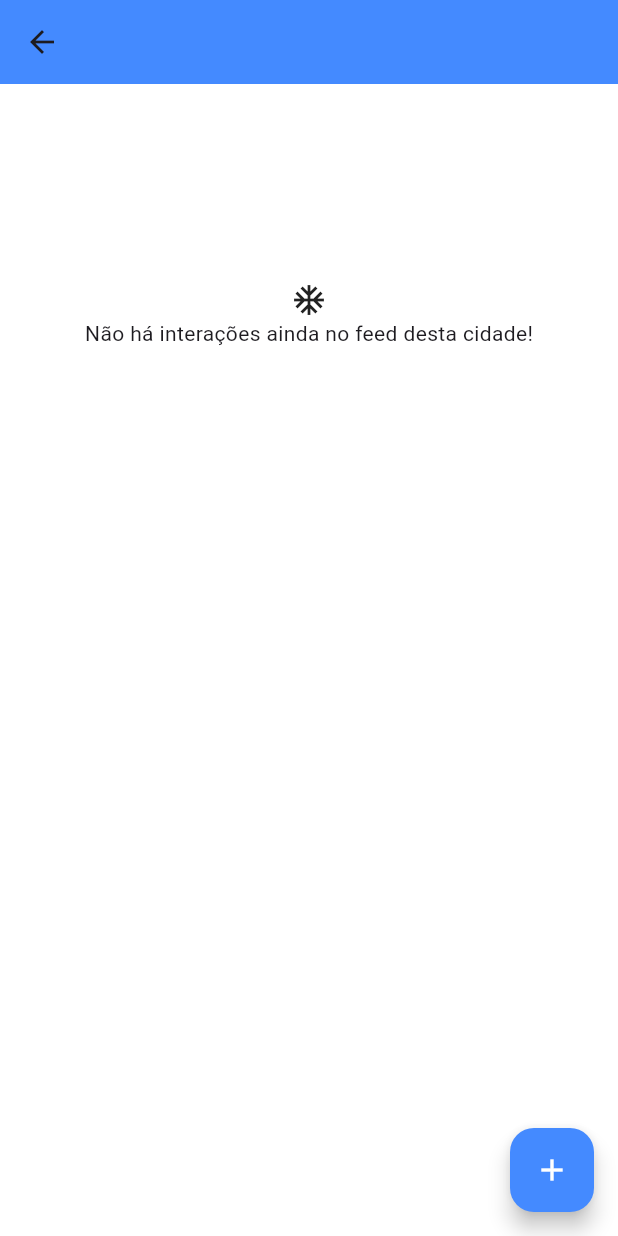
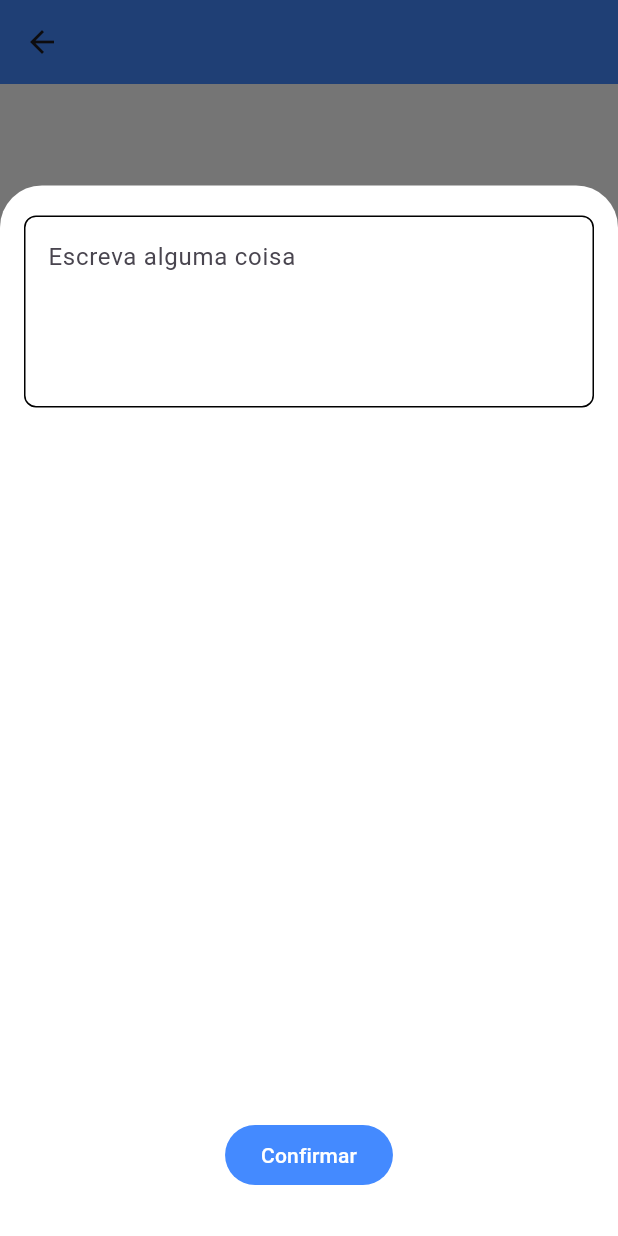
Before and after one commit to SimpleWeather/simple-weather-mobile-app, a Flutter app: the CityFeedPage screen opened directly with empty values, after a tap on the "add" icon, on a phone screen of 412 x 824 dp. Run offline on Flutter 3.47's test engine with Material 3 defaults, Android fonts, the phone set to English and light mode, and no system bars; our stand-ins replace dartz, equatable, flutter_bloc, flutter_modular, shared_preferences, supabase_flutter; accounts and stored records are empty; network calls fail.

Commit message:
feat: Criando postagem no feed

```diff
--- a/lib/modules/city_feed/city_feed_module.dart
+++ b/lib/modules/city_feed/city_feed_module.dart
@@ -2,6 +2,7 @@ import 'package:flutter_modular/flutter_modular.dart';
 import 'package:http/http.dart';
 
 import 'domain/repositories/city_feed_repository.dart';
+import 'domain/usecases/create_city_feed_interaction.dart';
 import 'domain/usecases/get_city_feed_interactions.dart';
 import 'domain/usecases/get_city_weather.dart';
 import 'external/datasources/city_feed_datasource_impl.dart';
@@ -33,6 +34,10 @@ class CityFeedModule extends Module {
       GetCityFeedInteractionsImpl.new,
     );
 
+    i.add<CreateCityFeedInteraction>(
+      CreateCityFeedInteractionImpl.new,
+    );
+
     super.binds(i);
   }
 
--- /dev/null
+++ b/lib/modules/city_feed/domain/models/new_city_feed_interaction.dart
@@ -0,0 +1,20 @@
+class NewCityFeedInteraction {
+  final int cityId;
+  final String content;
+
+  NewCityFeedInteraction({
+    required this.cityId,
+    required this.content,
+  });
+
+  Map<String, dynamic> toMap({
+    required String creatorId,
+    required String creatorName,
+  }) =>
+      {
+        'creatorId': creatorId,
+        'creatorName': creatorName,
+        'cityId': cityId,
+        'content': content,
+      };
+}
--- a/lib/modules/city_feed/domain/repositories/city_feed_repository.dart
+++ b/lib/modules/city_feed/domain/repositories/city_feed_repository.dart
@@ -1,5 +1,6 @@
 import '../../../home/domain/models/city_weather.dart';
 import '../models/city_feed_interaction.dart';
+import '../models/new_city_feed_interaction.dart';
 
 abstract class CityFeedRepository {
   Future<CityWeather?> getCityWeather(
@@ -10,4 +11,8 @@ abstract class CityFeedRepository {
   Future<void> saveCityToFeed(CityWeather city);
 
   Future<CityFeedInteractionFetch> getCityFeedInteractions(int cityId);
+
+  Future<CityFeedInteraction?> createCityFeedInteraction(
+    NewCityFeedInteraction interaction,
+  );
 }
--- a/lib/modules/city_feed/infra/datasources/city_feed_datasource.dart
+++ b/lib/modules/city_feed/infra/datasources/city_feed_datasource.dart
@@ -1,5 +1,6 @@
 import '../../../home/domain/models/city_weather.dart';
 import '../../domain/models/city_feed_interaction.dart';
+import '../../domain/models/new_city_feed_interaction.dart';
 
 abstract class CityFeedDatasource {
   Future<CityWeather?> getCityWeather(
@@ -10,4 +11,8 @@ abstract class CityFeedDatasource {
   Future<void> saveCityToFeed(CityWeather city);
 
   Future<CityFeedInteractionFetch> getCityFeedInteractions(int cityId);
+
+  Future<CityFeedInteraction?> createCityFeedInteraction(
+    NewCityFeedInteraction interaction,
+  );
 }
--- a/lib/modules/city_feed/presenter/bloc/city_weather/city_feed_bloc.dart
+++ b/lib/modules/city_feed/presenter/bloc/city_weather/city_feed_bloc.dart
@@ -4,6 +4,8 @@ import 'package:flutter_modular/flutter_modular.dart';
 
 import '../../../../home/domain/models/city_weather.dart';
 import '../../../domain/models/city_feed_interaction.dart';
+import '../../../domain/models/new_city_feed_interaction.dart';
+import '../../../domain/usecases/create_city_feed_interaction.dart';
 import '../../../domain/usecases/get_city_feed_interactions.dart';
 import '../../../domain/usecases/get_city_weather.dart';
 import '../../../domain/usecases/save_city_to_feed.dart';
@@ -12,17 +14,24 @@ part 'city_feed_event.dart';
 part 'city_feed_state.dart';
 
 class CityFeedBloc extends Bloc<CityFeedEvent, CityFeedState> {
+  CityFeedInteractionFetch? _interactions;
+  CityWeather? _cityWeather;
+
   CityFeedBloc() : super(CityFeedInitialState()) {
     on<FetchCityWeatherEvent>(
       _fetchCityWeather,
     );
 
-    on<FetchCityFeedInteractionsEvent>(
-      _fetchCityFeedInteractions,
+    on<AddCityToFeedEvent>(
+      _addToFeed,
     );
 
-    on<AddCityToFeedEvent>(
-      _addToFeed,
+    on<FetchCityFeedInfoEvent>(
+      _fetchCityFeedInfo,
+    );
+
+    on<AddCityFeedInteraction>(
+      _addCityFeedInteraction,
     );
   }
 
@@ -44,23 +53,6 @@ class CityFeedBloc extends Bloc<CityFeedEvent, CityFeedState> {
     );
   }
 
-  Future<void> _fetchCityFeedInteractions(
-    FetchCityFeedInteractionsEvent event,
-    emit,
-  ) async {
-    emit(CityFeedLoadingState());
-
-    emit(
-      (await Modular.get<GetCityFeedInteractions>()(
-        event.cityId,
-      ))
-          .fold(
-        (exception) => CityFeedErrorState(exception.toString()),
-        CityFeedSuccessState.new,
-      ),
-    );
-  }
-
   Future<void> _addToFeed(
     AddCityToFeedEvent event,
     emit,
@@ -77,4 +69,77 @@ class CityFeedBloc extends Bloc<CityFeedEvent, CityFeedState> {
       ),
     );
   }
+
+  Future<void> _fetchCityFeedInfo(
+    FetchCityFeedInfoEvent event,
+    emit,
+  ) async {
+    emit(CityFeedLoadingState());
+
+    final cityWeather = (await Modular.get<GetCityWeather>()(
+      event.cityName,
+      uf: event.uf,
+    ))
+        .fold(
+      (_) => null,
+      (weather) => weather,
+    );
+
+    _cityWeather = cityWeather;
+
+    emit(
+      (await Modular.get<GetCityFeedInteractions>()(
+        cityWeather?.id ?? event.cityId,
+      ))
+          .fold(
+        (exception) => CityFeedErrorState(
+          exception.toString(),
+        ),
+        (interactions) {
+          _interactions = interactions;
+
+          return CityFeedInfoSuccessState(
+            cityFeedInteractions: interactions,
+            cityWeather: cityWeather,
+          );
+        },
+      ),
+    );
+  }
+
+  Future<void> _addCityFeedInteraction(
+    AddCityFeedInteraction event,
+    emit,
+  ) async {
+    if (_interactions == null) return;
+
+    emit(CityFeedLoadingState());
+
+    emit(
+      (await Modular.get<CreateCityFeedInteraction>().call(
+        NewCityFeedInteraction(
+          cityId: event.cityId,
+          content: event.content,
+        ),
+      ))
+          .fold(
+        (exception) => CityFeedErrorState(
+          exception.toString(),
+        ),
+        (createdInteraction) {
+          _interactions = CityFeedInteractionFetch(
+            [
+              if (createdInteraction != null) createdInteraction,
+              ..._interactions!.feedInteractions,
+            ],
+          );
+
+          return CityFeedInfoSuccessState(
+            cityFeedInteractions: _interactions!,
+            cityWeather: _cityWeather,
+          );
+        },
+      ),
+    );
+  }
 }
--- a/lib/modules/city_feed/presenter/bloc/city_weather/city_feed_event.dart
+++ b/lib/modules/city_feed/presenter/bloc/city_weather/city_feed_event.dart
@@ -20,14 +20,22 @@ final class FetchCityWeatherEvent extends CityFeedEvent {
       ];
 }
 
-final class FetchCityFeedInteractionsEvent extends CityFeedEvent {
+final class FetchCityFeedInfoEvent extends CityFeedEvent {
   final int cityId;
+  final String cityName;
+  final String? uf;
 
-  FetchCityFeedInteractionsEvent(this.cityId);
+  FetchCityFeedInfoEvent({
+    required this.cityId,
+    required this.cityName,
+    this.uf,
+  });
 
   @override
   List<Object?> get props => [
         cityId,
+        cityName,
+        uf,
       ];
 }
 
@@ -41,3 +49,19 @@ final class AddCityToFeedEvent extends CityFeedEvent {
         city,
       ];
 }
+
+final class AddCityFeedInteraction extends CityFeedEvent {
+  final int cityId;
+  final String content;
+
+  AddCityFeedInteraction({
+    required this.cityId,
+    required this.content,
+  });
+
+  @override
+  List<Object?> get props => [
+        cityId,
+        content,
+      ];
+}
--- a/lib/modules/city_feed/presenter/bloc/city_weather/city_feed_state.dart
+++ b/lib/modules/city_feed/presenter/bloc/city_weather/city_feed_state.dart
@@ -22,14 +22,19 @@ final class CityWeatherSuccessState extends CityFeedState {
       ];
 }
 
-final class CityFeedSuccessState extends CityFeedState {
+final class CityFeedInfoSuccessState extends CityFeedState {
   final CityFeedInteractionFetch cityFeedInteractions;
+  final CityWeather? cityWeather;
 
-  CityFeedSuccessState(this.cityFeedInteractions);
+  CityFeedInfoSuccessState({
+    required this.cityFeedInteractions,
+    required this.cityWeather,
+  });
 
   @override
   List<Object?> get props => [
         cityFeedInteractions,
+        cityWeather,
       ];
 }
 
--- a/lib/modules/city_feed/presenter/pages/city_feed_page.dart
+++ b/lib/modules/city_feed/presenter/pages/city_feed_page.dart
@@ -5,6 +5,7 @@ import 'package:flutter_modular/flutter_modular.dart';
 import '../../../home/domain/models/user_city.dart';
 import '../bloc/city_weather/city_feed_bloc.dart';
 import '../widgets/city_feed_interaction_card_widget.dart';
+import 'create_city_interaction_bottom_sheet.dart';
 
 class CityFeedPage extends StatefulWidget {
   final UserCity userCity;
@@ -21,15 +22,11 @@ class CityFeedPage extends StatefulWidget {
 class _CityFeedPageState extends State<CityFeedPage> {
   late final bloc = Modular.get<CityFeedBloc>()
     ..add(
-      FetchCityFeedInteractionsEvent(
-        widget.userCity.cityId,
+      FetchCityFeedInfoEvent(
+        cityId: widget.userCity.cityId,
+        cityName: widget.userCity.city,
       ),
     );
-
-  @override
-  void initState() {
-    super.initState();
-  }
 
   @override
   Widget build(BuildContext context) {
@@ -40,24 +37,54 @@ class _CityFeedPageState extends State<CityFeedPage> {
         ),
       ),
       floatingActionButton: FloatingActionButton(
-        onPressed: () {},
+        onPressed: () async => await showModalBottomSheet(
+          context: context,
+          isScrollControlled: true,
+          backgroundColor: Colors.white,
+          builder: (_) => CreateCityInteractionBottomSheet(
+            cityId: widget.userCity.cityId,
+            onConfirmTap: (content) => bloc.add(
+              AddCityFeedInteraction(
+                cityId: widget.userCity.cityId,
+                content: content,
+              ),
+            ),
+          ),
+        ),
         backgroundColor: Colors.blueAccent,
         child: const Icon(
           Icons.add,
           color: Colors.white,
         ),
       ),
-      body: Column(
-        children: [
-          BlocBuilder(
+      body: BlocBuilder(
         bloc: bloc,
         builder: (_, state) {
-              if (state is CityFeedSuccessState) {
+          if (state is CityFeedInfoSuccessState) {
             final feedInteractions =
                 state.cityFeedInteractions.feedInteractions;
+            final cityWeather = state.cityWeather;
 
-                if (feedInteractions.isEmpty) {
-                  return const Center(
+            return Column(
+              children: [
+                if (cityWeather != null) ...{
+                  Text(
+                    '${cityWeather.maxTemperature.toStringAsPrecision(2)} °C',
+                    style: const TextStyle(
+                      fontSize: 50,
+                      fontWeight: FontWeight.w600,
+                    ),
+                  ),
+                  Text(
+                    '${cityWeather.minTemperature.toStringAsPrecision(2)} °C',
+                    style: const TextStyle(
+                      fontSize: 20,
+                      fontWeight: FontWeight.w600,
+                    ),
+                  ),
+                },
+                if (feedInteractions.isEmpty)
+                  const Center(
                     heightFactor: 7,
                     child: Column(
                       mainAxisAlignment: MainAxisAlignment.center,
@@ -67,23 +94,29 @@ class _CityFeedPageState extends State<CityFeedPage> {
                         Text('Não há interações ainda no feed desta cidade!'),
                       ],
                     ),
-                  );
-                }
-
-                return ListView.builder(
+                  )
+                else ...{
+                  const SizedBox(height: 20),
+                  ListView.builder(
                     itemCount: feedInteractions.length,
                     shrinkWrap: true,
-                  itemBuilder: (_, index) => CityFeedInteractionCardWidget(
-                    interaction: feedInteractions[index],
+                    itemBuilder: (_, index) {
+                      final interaction = feedInteractions[index];
+
+                      return CityFeedInteractionCardWidget(
+                        interaction: interaction,
+                        onTrailingTap: () {},
+                      );
+                    },
                   ),
+                },
+              ],
             );
           }
 
           return const SizedBox.shrink();
         },
       ),
-        ],
-      ),
     );
   }
 }
--- /dev/null
+++ b/lib/modules/city_feed/presenter/pages/create_city_interaction_bottom_sheet.dart
@@ -0,0 +1,70 @@
+import 'package:flutter/material.dart';
+
+class CreateCityInteractionBottomSheet extends StatefulWidget {
+  final int cityId;
+  final Function(String) onConfirmTap;
+
+  const CreateCityInteractionBottomSheet({
+    super.key,
+    required this.cityId,
+    required this.onConfirmTap,
+  });
+
+  @override
+  State<CreateCityInteractionBottomSheet> createState() =>
+      _CreateCityInteractionBottomSheetState();
+}
+
+class _CreateCityInteractionBottomSheetState
+    extends State<CreateCityInteractionBottomSheet> {
+  final controller = TextEditingController();
+
+  @override
+  Widget build(BuildContext context) {
+    final size = MediaQuery.sizeOf(context);
+
+    return Container(
+      padding: const EdgeInsets.symmetric(horizontal: 16),
+      height: size.height * .85,
+      width: size.width,
+      child: Column(
+        children: [
+          const SizedBox(height: 20),
+          TextFormField(
+            controller: controller,
+            onTapOutside: (_) => FocusScope.of(context).unfocus(),
+            maxLines: 4,
+            decoration: InputDecoration(
+              hintText: 'Escreva alguma coisa',
+              border: OutlineInputBorder(
+                borderRadius: BorderRadius.circular(8),
+              ),
+              enabledBorder: OutlineInputBorder(
+                borderRadius: BorderRadius.circular(8),
+              ),
+              focusedBorder: OutlineInputBorder(
+                borderRadius: BorderRadius.circular(8),
+              ),
+            ),
+          ),
+          const Spacer(),
+          FilledButton(
+            style: const ButtonStyle(
+              backgroundColor: WidgetStatePropertyAll(
+                Colors.blueAccent,
+              ),
+            ),
+            onPressed: () {
+              widget.onConfirmTap(controller.text);
+              Navigator.pop(context);
+            },
+            child: const Text(
+              'Confirmar',
+            ),
+          ),
+          const SizedBox(height: 30),
+        ],
+      ),
+    );
+  }
+}
```
Also changed, not shown: lib/modules/city_feed/domain/models/city_feed_interaction.dart (+6 -3 lines), lib/modules/city_feed/domain/usecases/create_city_feed_interaction.dart (added, +32 -0 lines), lib/modules/city_feed/external/datasources/city_feed_datasource_impl.dart (+26 -0 lines), lib/modules/city_feed/infra/repositories/city_feed_repository_impl.dart (+9 -0 lines), lib/modules/city_feed/presenter/widgets/city_feed_interaction_card_widget.dart (+29 -2 lines), lib/modules/home/domain/models/city_weather.dart (+13 -9 lines). Lines whose indentation alone changed are shown as unchanged.
